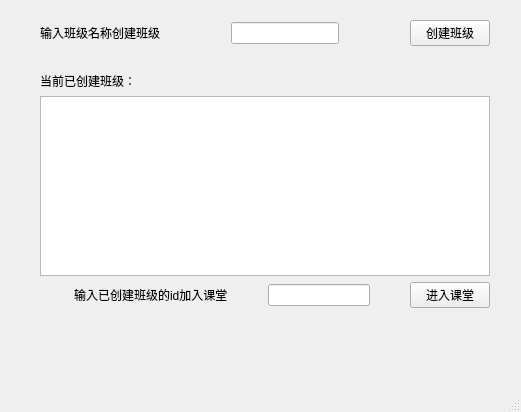
First picture: the form in client/teacher_class.ui, repository naifuliang/Classroom_Assistant, before the edit.
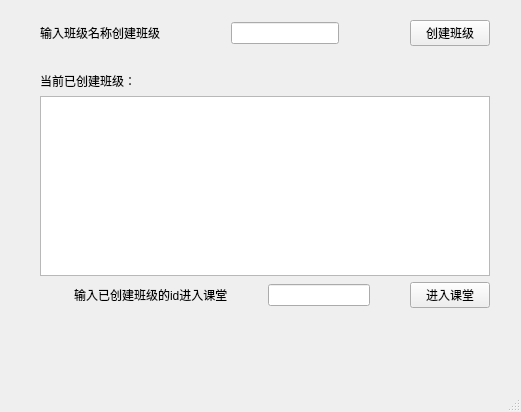
Second picture: the form after the edit.

The edit to the form file:
```diff
--- a/client/teacher_class.ui
+++ b/client/teacher_class.ui
@@ -106,7 +106,7 @@
        <item>
         <widget class="QLabel" name="label_4">
          <property name="text">
-          <string>输入已创建班级的id加入课堂</string>
+          <string>输入已创建班级的id进入课堂</string>
          </property>
         </widget>
        </item>
```
Left out of the diff: 2 changed lines with no effect on the pictures.
